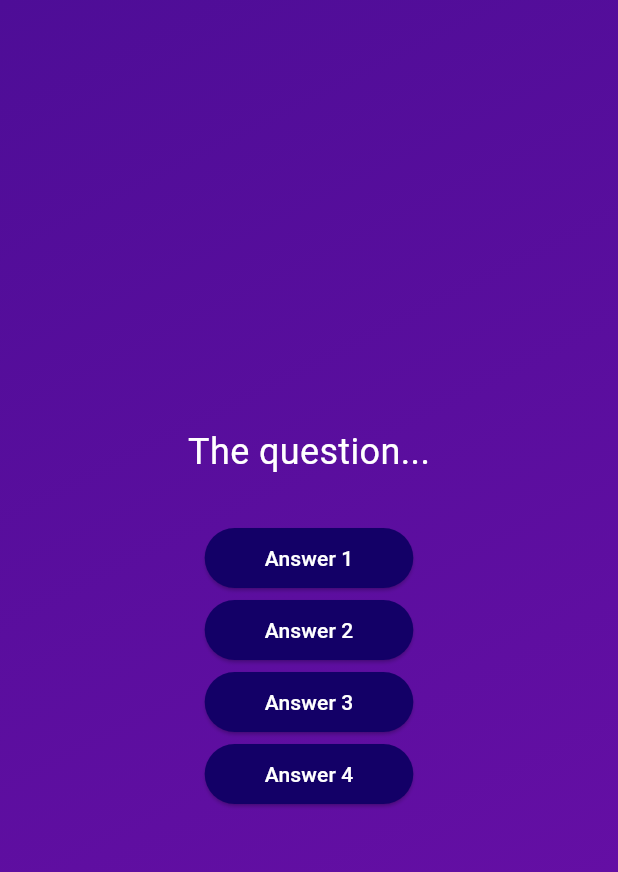
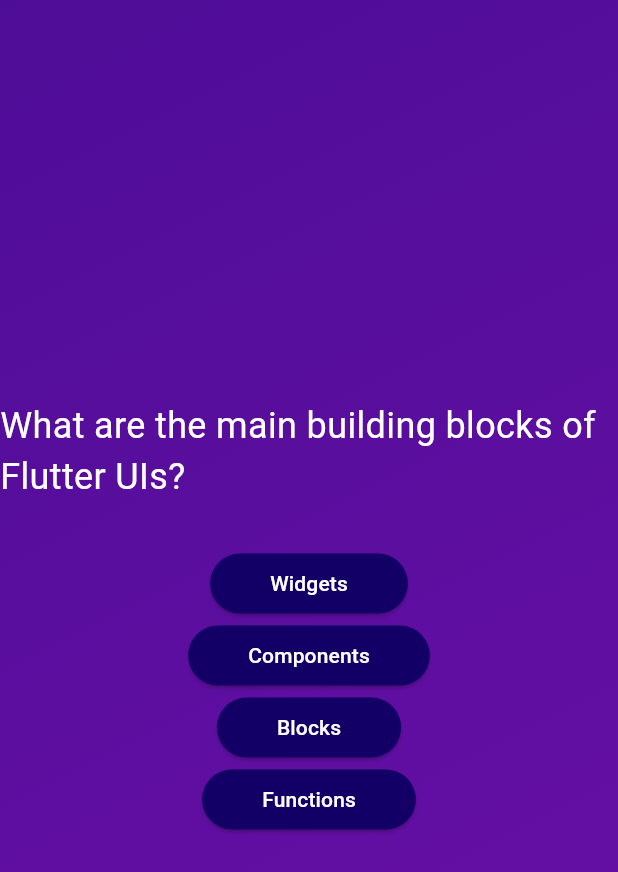
Before and after one commit to Dylo98/quiz_app, a Flutter app: the screen it shows after launch, after a tap on "Start Quiz", on a phone screen of 412 x 824 dp. Shown: the top 872 px of the screen. Run offline on Flutter 3.47's test engine with Material 3 defaults, Android fonts, the phone set to English and light mode, and no system bars.

Commit message:
Answer button - hard code

```diff
--- a/lib/answer_button.dart
+++ b/lib/answer_button.dart
@@ -1,7 +1,8 @@
 import 'package:flutter/material.dart';
 
 class AnswerButton extends StatelessWidget {
-  const AnswerButton(this.answerText, this.onTap, {super.key});
+  const AnswerButton(
+      {super.key, required this.answerText, required this.onTap});
 
   final String answerText;
   final void Function() onTap;
--- a/lib/questions_screen.dart
+++ b/lib/questions_screen.dart
@@ -1,5 +1,6 @@
 import 'package:flutter/material.dart';
 import 'package:quiz_app/answer_button.dart';
+import 'package:quiz_app/data/questions.dart';
 
 class QuestionsScreen extends StatefulWidget {
   const QuestionsScreen({super.key});
@@ -11,18 +12,34 @@ class QuestionsScreen extends StatefulWidget {
 class _QuestionsScreenState extends State<QuestionsScreen> {
   @override
   Widget build(BuildContext context) {
+    final currentQuestion = questions[0];
     return SizedBox(
       width: double.infinity,
       child: Column(mainAxisAlignment: MainAxisAlignment.center, children: [
-        const Text(
-          'The question...',
-          style: TextStyle(color: Colors.white, fontSize: 24),
+        Text(
+          currentQuestion.text,
+          style: const TextStyle(
+            color: Colors.white,
+            fontSize: 24,
+          ),
         ),
         const SizedBox(height: 30),
-        AnswerButton('Answer 1', () {}),
-        AnswerButton('Answer 2', () {}),
-        AnswerButton('Answer 3', () {}),
-        AnswerButton('Answer 4', () {}),
+        AnswerButton(
+          answerText: currentQuestion.answers[0],
+          onTap: () {},
+        ),
+        AnswerButton(
+          answerText: currentQuestion.answers[1],
+          onTap: () {},
+        ),
+        AnswerButton(
+          answerText: currentQuestion.answers[2],
+          onTap: () {},
+        ),
+        AnswerButton(
+          answerText: currentQuestion.answers[3],
+          onTap: () {},
+        ),
       ]),
     );
   }
```
